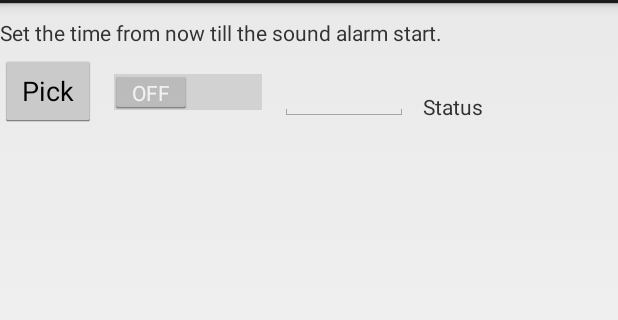
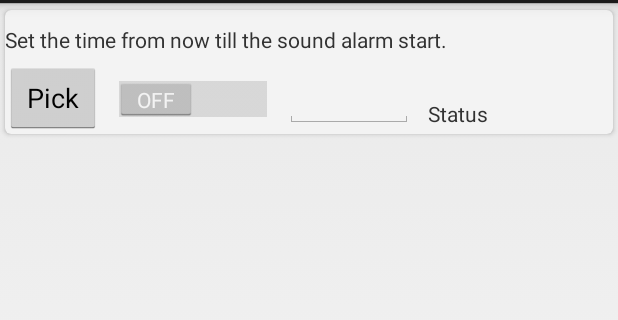
Before and after one commit to Marcel-Malus/HueSleepAndWake, an Android app: the fragment AlarmScheduleFragment shown on its own in the app's theme, on a phone screen of 412 x 824 dp, the part 69-389 px from its top. Run offline under Robolectric (Android 15) with nearby library versions, the phone set to English and light mode, and no system bars; libraries missing offline, so code that uses them is left out: org.slf4j; 5 statements that could not run were skipped.

Commit message:
Layout with cardview.

```diff
--- a/app/build.gradle
+++ b/app/build.gradle
@@ -26,4 +26,5 @@ dependencies {
     compile('com.android.support:support-compat:26.1.0')
     // https://mvnrepository.com/artifact/org.slf4j/slf4j-android
     compile group: 'org.slf4j', name: 'slf4j-android', version: '1.7.25'
+    compile('com.android.support:cardview-v7:26.1.0')
 }
--- a/app/src/main/res/layout/schedule_alarm.xml
+++ b/app/src/main/res/layout/schedule_alarm.xml
@@ -1,5 +1,17 @@
 <?xml version="1.0" encoding="utf-8"?>
-<RelativeLayout xmlns:android="http://schemas.android.com/apk/res/android"
+<LinearLayout xmlns:android="http://schemas.android.com/apk/res/android"
+    xmlns:card_view="http://schemas.android.com/apk/res-auto"
+    android:layout_width="match_parent"
+    android:layout_height="match_parent">
+
+    <android.support.v7.widget.CardView
+        android:id="@+id/card_view"
+        android:layout_width="match_parent"
+        android:layout_height="wrap_content"
+        card_view:cardCornerRadius="4dp"
+        card_view:cardUseCompatPadding="true">
+
+        <RelativeLayout
             android:layout_width="match_parent"
             android:layout_height="wrap_content">
 
@@ -24,16 +36,16 @@
                 android:layout_width="wrap_content"
                 android:layout_height="wrap_content"
                 android:layout_alignBaseline="@id/pickAlarmSoundBtn"
-        android:layout_toRightOf="@id/pickAlarmSoundBtn"
-        android:layout_marginLeft="10dp" />
+                android:layout_marginStart="10dp"
+                android:layout_toEndOf="@id/pickAlarmSoundBtn" />
 
             <EditText
                 android:id="@+id/alarmTime"
                 android:layout_width="wrap_content"
                 android:layout_height="wrap_content"
                 android:layout_alignBaseline="@id/pickAlarmSoundBtn"
-        android:layout_toRightOf="@id/alarmSwitch"
-        android:layout_marginLeft="10dp"
+                android:layout_marginStart="10dp"
+                android:layout_toEndOf="@id/alarmSwitch"
                 android:ems="4"
                 android:inputType="time"
                 android:maxLength="8" />
@@ -42,11 +54,12 @@
                 android:id="@+id/alarmStatusTxt"
                 android:layout_width="wrap_content"
                 android:layout_height="wrap_content"
-        android:layout_marginLeft="10dp"
+                android:layout_alignBottom="@+id/alarmTime"
                 android:layout_marginStart="10dp"
-        android:layout_alignBottom="@+id/alarmTime"
-        android:layout_toRightOf="@+id/alarmTime"
                 android:layout_toEndOf="@+id/alarmTime"
                 android:text="@string/txt_status" />
 
         </RelativeLayout>
+
+    </android.support.v7.widget.CardView>
+</LinearLayout>
```
Also changed, not shown: app/src/main/res/layout/activity_main.xml (+9 -14 lines), app/src/main/res/layout/schedule_sleep.xml (+16 -4 lines), app/src/main/res/layout/schedule_wake_up.xml (+17 -5 lines). Lines whose indentation alone changed are shown as unchanged.
